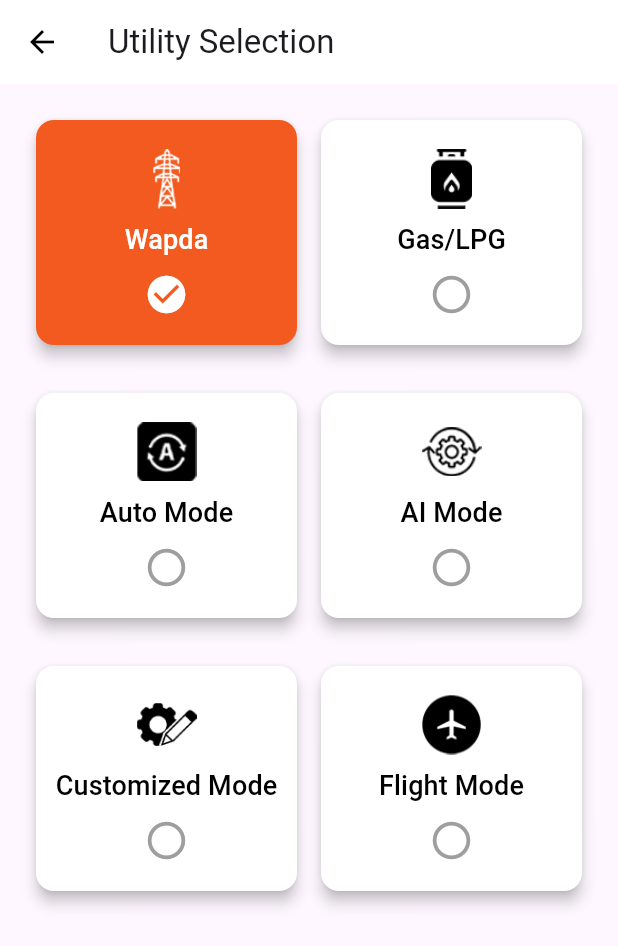
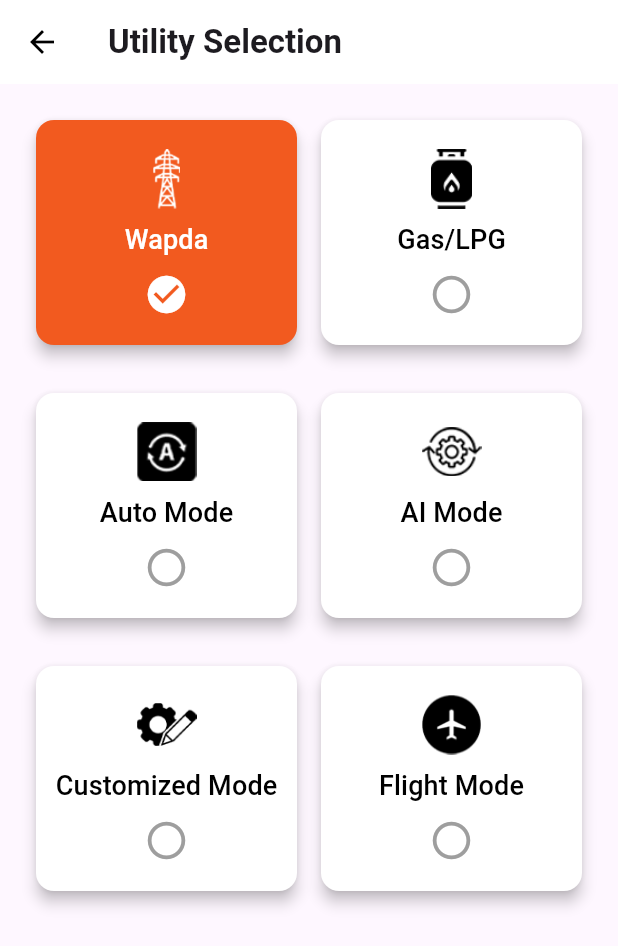
Before and after one commit to ashir174/TSE, a Flutter app: the UtilitySelectionScreen screen opened directly, on a phone screen of 412 x 824 dp. Shown: the top 946 px of the screen. Run offline on Flutter 3.47's test engine with Material 3 defaults, Android fonts, the phone set to English and light mode, and no system bars.

Commit message:
Every thing working until design

```diff
--- a/lib/UtilitySelectionScreen.dart
+++ b/lib/UtilitySelectionScreen.dart
@@ -31,11 +31,16 @@ class _UtilitySelectionScreenState extends State<UtilitySelectionScreen> {
   Widget build(BuildContext context) {
     return Scaffold(
       appBar: AppBar(
-        title: Text('Utility Selection'),
-        backgroundColor: Colors.white, // Adjusted for better visual
+        title: Text(
+          'Utility Selection', // Closing parenthesis was added here
+          style: TextStyle(
+            fontWeight: FontWeight.bold,
+          ),
+        ),
+        backgroundColor: Colors.white,
         elevation: 0,
         leading: IconButton(
-          icon: Icon(Icons.arrow_back, color: Colors.black), // Changed icon color
+          icon: Icon(Icons.arrow_back, color: Colors.black),
           onPressed: () => Navigator.pop(context),
         ),
       ),
```
Also changed, not shown: lib/HomeScreen.dart (+8 -4 lines).
